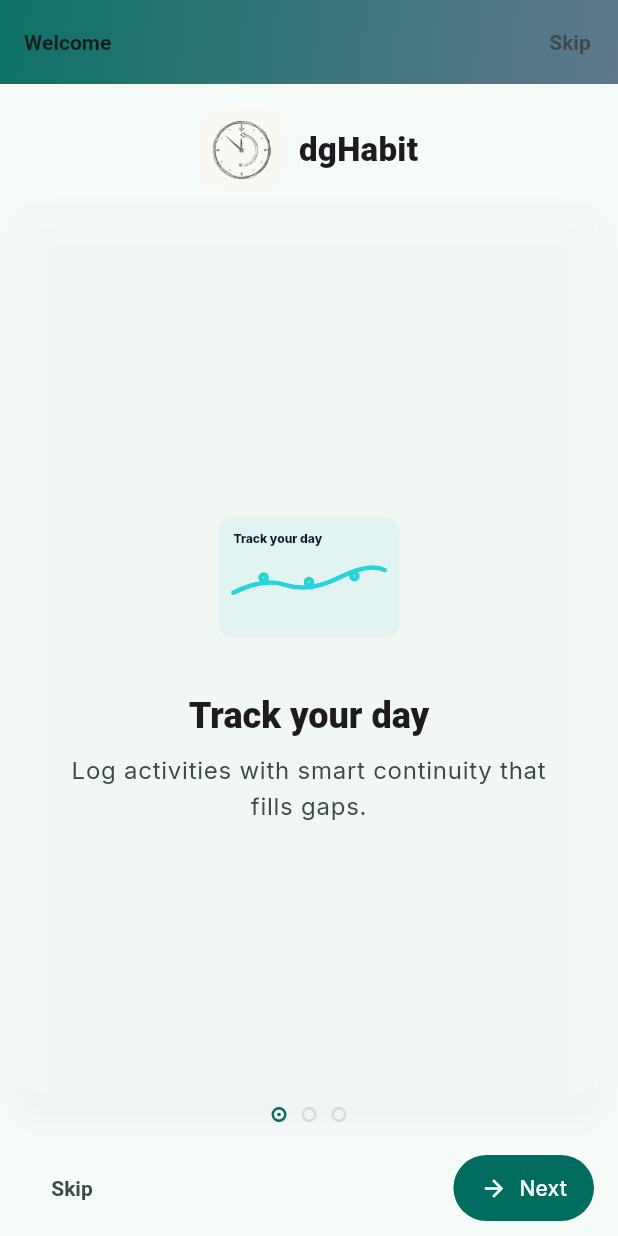
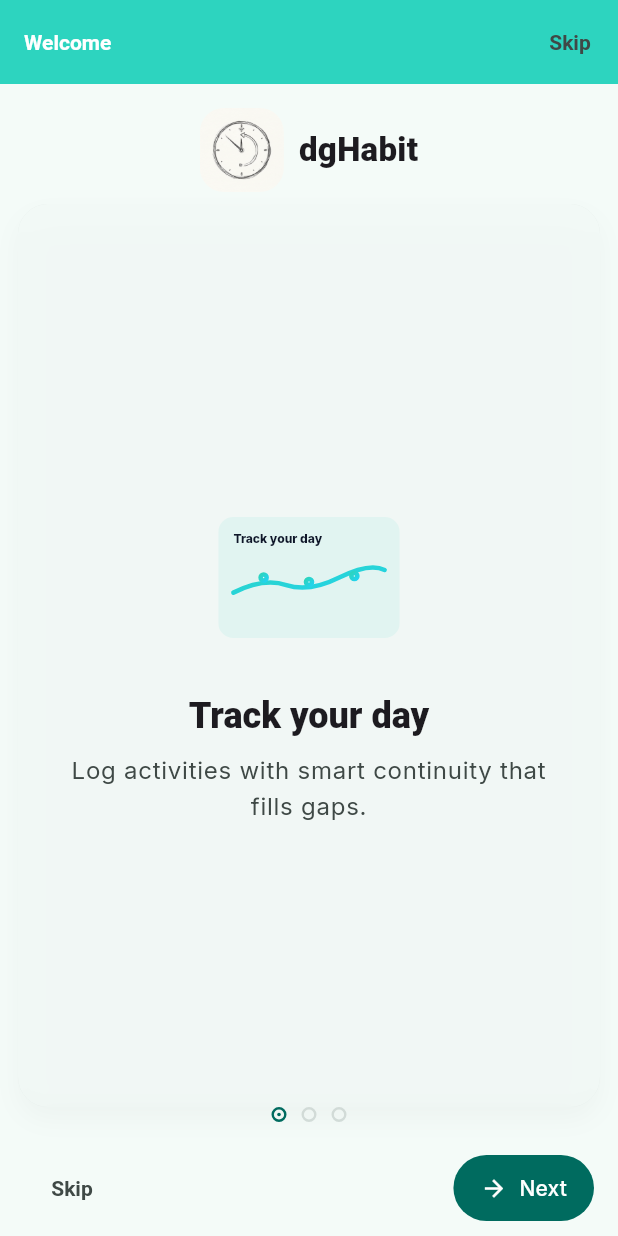
Before and after one commit to rajkumartetar/dgHabit, a Flutter app: the screen it shows after launch, on a phone screen of 412 x 824 dp. Run offline on Flutter 3.47's test engine with Material 3 defaults, Android fonts, the phone set to English and light mode, and no system bars; our stand-ins replace cloud_firestore, firebase_auth, firebase_core, fl_chart, flutter_riverpod, flutter_svg and 7 more; missing offline and left inert: firebase_ui_auth, usage_stats; accounts and stored records are empty; Roboto replaces fonts that are missing (Capriola).

Commit message:
ui: unify AppBar color across app (light/dark) and remove per-screen gradients; timeline: add swipe-to-delete with UNDO; navigation: use bottom sheets for settings, permissions, add activity, and detail to keep main scaffold persistent

```diff
--- a/lib/screens/activity_detail_screen.dart
+++ b/lib/screens/activity_detail_screen.dart
@@ -3,7 +3,6 @@ import 'package:flutter_riverpod/flutter_riverpod.dart';
 import '../models/activity_model.dart';
 import '../providers/app_providers.dart';
 import '../services/firebase_service.dart';
-import '../theme/app_decor.dart';
 
 class ActivityDetailScreen extends ConsumerStatefulWidget {
   final ActivityModel activity;
@@ -119,11 +118,9 @@ class _ActivityDetailScreenState extends ConsumerState<ActivityDetailScreen> {
 
   @override
   Widget build(BuildContext context) {
-    final decor = Theme.of(context).extension<AppDecor>();
     final a = widget.activity;
     return Scaffold(
       appBar: AppBar(
-        flexibleSpace: decor == null ? null : Container(decoration: BoxDecoration(gradient: decor.headerGradient)),
         title: const Text('Activity Details'),
         actions: [
           IconButton(icon: const Icon(Icons.save), onPressed: _save),
--- a/lib/screens/add_activity_screen.dart
+++ b/lib/screens/add_activity_screen.dart
@@ -4,7 +4,6 @@ import 'package:flutter_riverpod/flutter_riverpod.dart';
 import '../models/activity_model.dart';
 import '../providers/app_providers.dart';
 import '../services/firebase_service.dart';
-import '../theme/app_decor.dart';
 
 class AddActivityScreen extends ConsumerStatefulWidget {
   const AddActivityScreen({super.key});
@@ -127,10 +126,8 @@ class _AddActivityScreenState extends ConsumerState<AddActivityScreen> {
 
   @override
   Widget build(BuildContext context) {
-    final decor = Theme.of(context).extension<AppDecor>();
     return Scaffold(
       appBar: AppBar(
-        flexibleSpace: decor == null ? null : Container(decoration: BoxDecoration(gradient: decor.headerGradient)),
         title: const Text('Add Activity'),
       ),
       body: Form(
--- a/lib/screens/onboarding_screen.dart
+++ b/lib/screens/onboarding_screen.dart
@@ -4,7 +4,6 @@ import 'package:shared_preferences/shared_preferences.dart';
 import 'package:flutter/services.dart';
 import 'package:flutter_svg/flutter_svg.dart';
 import 'permissions_screen.dart';
-import '../theme/app_decor.dart';
 
 class OnboardingScreen extends StatefulWidget {
   const OnboardingScreen({super.key});
@@ -85,10 +84,8 @@ class _OnboardingScreenState extends State<OnboardingScreen> with SingleTickerPr
     ];
 
     final scheme = Theme.of(context).colorScheme;
-    final decor = Theme.of(context).extension<AppDecor>();
     return Scaffold(
       appBar: AppBar(
-        flexibleSpace: decor == null ? null : Container(decoration: BoxDecoration(gradient: decor.headerGradient)),
         title: const Text('Welcome'),
         actions: [
           TextButton(
@@ -101,7 +98,7 @@ class _OnboardingScreenState extends State<OnboardingScreen> with SingleTickerPr
           )
         ],
       ),
-      body: SafeArea(
+  body: SafeArea(
         child: Stack(
           children: [
             // Decorative blobs for a modern Gen Z feel (animated gently)
--- a/lib/theme/app_theme.dart
+++ b/lib/theme/app_theme.dart
@@ -18,6 +18,7 @@ class AppTheme {
       titleMedium: GoogleFonts.capriola(textStyle: base.titleMedium),
       titleSmall: GoogleFonts.capriola(textStyle: base.titleSmall),
     );
+    const appBarBg = Color(0xFF2DD4BF); // Fixed brand mint for both themes
     return ThemeData(
       useMaterial3: true,
       colorScheme: scheme,
@@ -35,11 +36,13 @@ class AppTheme {
         },
       ),
       appBarTheme: AppBarTheme(
-        backgroundColor: scheme.surface,
-        foregroundColor: scheme.onSurface,
+        backgroundColor: appBarBg,
+        foregroundColor: Colors.white,
         elevation: 0,
         centerTitle: false,
-        titleTextStyle: base.titleLarge?.copyWith(fontWeight: FontWeight.w600, color: scheme.onSurface),
+        titleTextStyle: base.titleLarge?.copyWith(fontWeight: FontWeight.w600, color: Colors.white),
+        iconTheme: const IconThemeData(color: Colors.white),
+        actionsIconTheme: const IconThemeData(color: Colors.white),
       ),
       cardTheme: CardThemeData(
         color: scheme.surface,
@@ -97,6 +100,7 @@ class AppTheme {
       titleMedium: GoogleFonts.capriola(textStyle: base.titleMedium),
       titleSmall: GoogleFonts.capriola(textStyle: base.titleSmall),
     );
+    const appBarBg = Color(0xFF2DD4BF); // Same fixed color as light
     return ThemeData(
       useMaterial3: true,
       colorScheme: scheme,
@@ -114,11 +118,13 @@ class AppTheme {
         },
       ),
       appBarTheme: AppBarTheme(
-        backgroundColor: scheme.surface,
-        foregroundColor: scheme.onSurface,
+        backgroundColor: appBarBg,
+        foregroundColor: Colors.white,
         elevation: 0,
         centerTitle: false,
-        titleTextStyle: base.titleLarge?.copyWith(fontWeight: FontWeight.w600, color: scheme.onSurface),
+        titleTextStyle: base.titleLarge?.copyWith(fontWeight: FontWeight.w600, color: Colors.white),
+        iconTheme: const IconThemeData(color: Colors.white),
+        actionsIconTheme: const IconThemeData(color: Colors.white),
       ),
       cardTheme: CardThemeData(
         color: scheme.surface,
```
Also changed, not shown: lib/screens/home_screen.dart (+23 -10 lines), lib/screens/timeline_screen.dart (+42 -5 lines).
